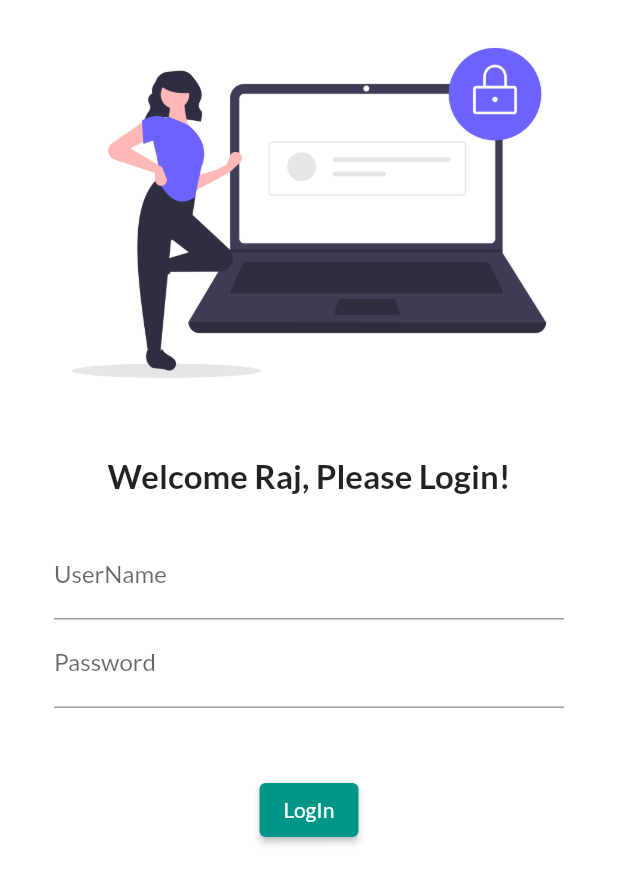
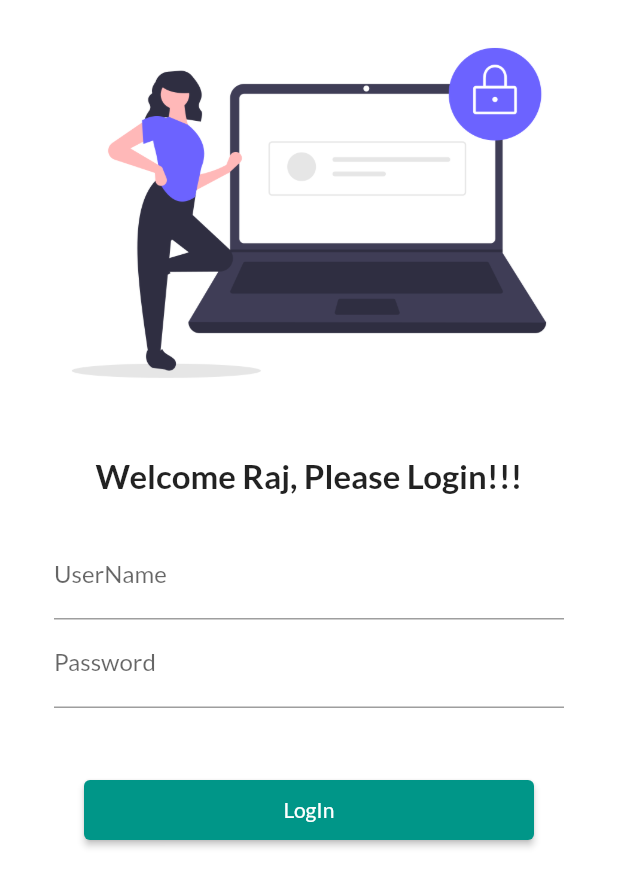
Before and after one commit to raazaw/flutter-inception, a Flutter app: the screen it shows after launch, on a phone screen of 412 x 824 dp. Shown: the top 887 px of the screen. Run offline on Flutter 3.47's test engine with Material 2 defaults, Android fonts, the phone set to English and light mode, and no system bars; our stand-ins replace google_fonts.

```diff
--- a/lib/main.dart
+++ b/lib/main.dart
@@ -1,5 +1,6 @@
 import 'package:flutter/material.dart';
 import 'package:flutter_first_app/screens/login_page.dart';
+import 'package:flutter_first_app/utilities/myRoutes.dart';
 import 'package:google_fonts/google_fonts.dart';
 
 import 'screens/home_page.dart';
@@ -20,8 +21,8 @@ class MyApp extends StatelessWidget {
       // initialRoute: "/home",
       routes: {
         "/": (context) => LoginPage(),
-        "/home": (context) => HomePage(),
-        "/login": (context) => LoginPage(),
+        MyRoutes.homeRoute: (context) => HomePage(),
+        MyRoutes.loginRoute: (context) => LoginPage(),
       },
     );
   }
--- a/lib/screens/login_page.dart
+++ b/lib/screens/login_page.dart
@@ -1,4 +1,5 @@
 import 'package:flutter/material.dart';
+import 'package:flutter_first_app/utilities/myRoutes.dart';
 
 class LoginPage extends StatelessWidget {
   const LoginPage({Key? key}) : super(key: key);
@@ -7,6 +8,7 @@ class LoginPage extends StatelessWidget {
   Widget build(BuildContext context) {
     return Material(
       color: Colors.white,
+      child: SingleChildScrollView(
         child: Column(
           children: [
             Image.asset(
@@ -16,7 +18,7 @@ class LoginPage extends StatelessWidget {
               height: 20.0,
             ),
             Text(
-            "Welcome Raj, Please Login!",
+              "Welcome Raj, Please Login!!!",
               style: TextStyle(
                 fontSize: 22.0,
                 fontWeight: FontWeight.w600,
@@ -43,12 +45,13 @@ class LoginPage extends StatelessWidget {
               height: 20.0,
             ),
             ElevatedButton(
+                onPressed: () {
+                  Navigator.pushNamed(context, MyRoutes.homeRoute);
+                },
                 child: Text("LogIn"),
-              style: ButtonStyle(),
-              onPressed: () {
-                print("Thank You");
-              }),
+                style: TextButton.styleFrom(minimumSize: Size(300, 40))),
           ],
+        ),
       ),
     );
   }
--- /dev/null
+++ b/lib/utilities/myRoutes.dart
@@ -0,0 +1,4 @@
+class MyRoutes {
+  static String loginRoute = "/";
+  static String homeRoute = "/home";
+}
```
Lines whose indentation alone changed are shown as unchanged.
